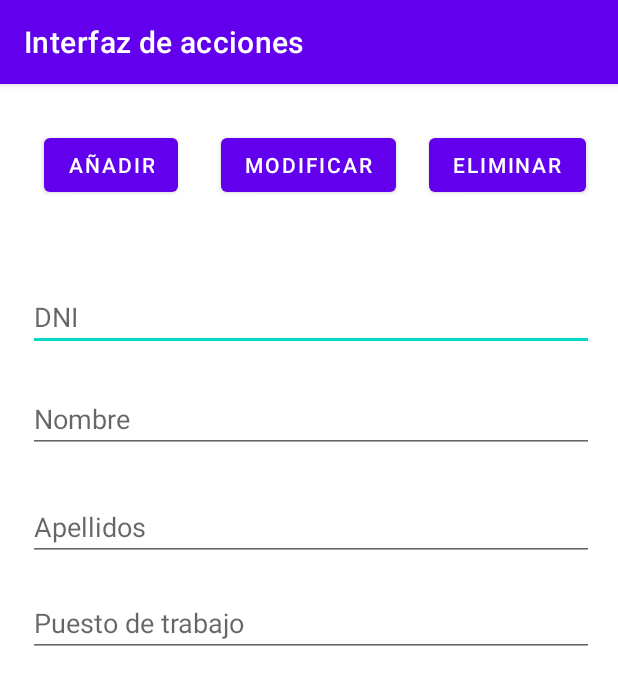
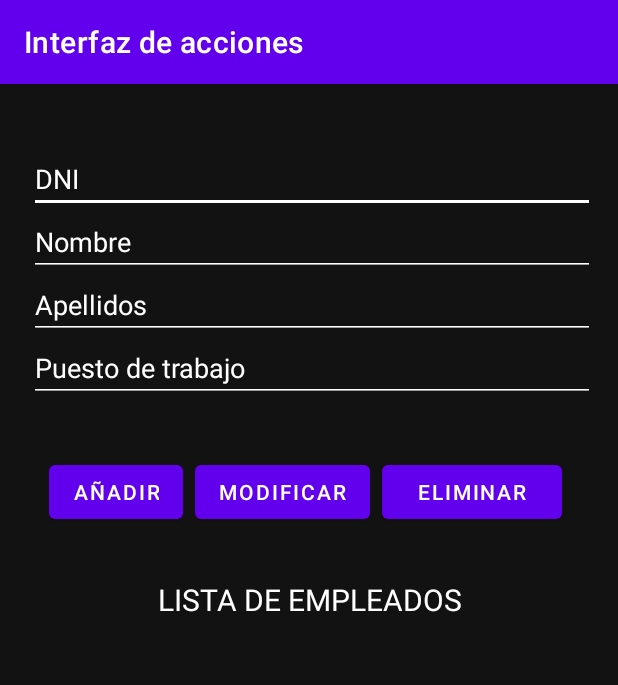
Before and after one commit to anmechavez/ProyectoGrupal, an Android app: the Interfaz screen opened directly, with no data from a screen before it, after a tap on "ELIMINAR", on a phone screen of 412 x 824 dp. Shown: the top 685 px of the screen. Run offline under Robolectric (Android 15) with nearby library versions, the phone set to English and light mode, and no system bars; 2 other taps on this screen came first.

Commit message:
BBDD + Login + Interfaz Modo Oscuro + Borrar Empleado por DNI

```diff
--- a/app/src/main/java/com/example/pruebabbdd/Interfaz.java
+++ b/app/src/main/java/com/example/pruebabbdd/Interfaz.java
@@ -124,10 +124,10 @@ public class Interfaz extends AppCompatActivity {
     }
 
     private void eliminarEmpleado() {
-        String nombre = nombreEditText.getText().toString();
+        String dni = dniEditText.getText().toString();
 
-        String selection = EmpleadoContract.EmpleadoEntry.COLUMN_NOMBRE + " LIKE ?";
-        String[] selectionArgs = { nombre };
+        String selection = EmpleadoContract.EmpleadoEntry.COLUMN_DNI + " LIKE ?";
+        String[] selectionArgs = { dni };
 
         int deletedRows = db.delete(EmpleadoContract.EmpleadoEntry.TABLE_NAME, selection, selectionArgs);
 
--- a/app/src/main/res/layout/activity_interfaz.xml
+++ b/app/src/main/res/layout/activity_interfaz.xml
@@ -4,101 +4,125 @@
     xmlns:tools="http://schemas.android.com/tools"
     android:layout_width="match_parent"
     android:layout_height="match_parent"
-    tools:context=".Interfaz">
+    tools:context=".Interfaz"
+    android:background="#121212"
+    >
+
 
     <TextView
         android:id="@+id/empleadosTextView"
+        android:textColor="#FFFFFF"
         android:layout_width="wrap_content"
         android:layout_height="wrap_content"
+        android:layout_marginBottom="220dp"
         app:layout_constraintBottom_toBottomOf="parent"
         app:layout_constraintEnd_toEndOf="parent"
         app:layout_constraintHorizontal_bias="0.498"
         app:layout_constraintStart_toStartOf="parent"
-        app:layout_constraintTop_toBottomOf="@+id/puestoEditText"
-        app:layout_constraintVertical_bias="0.087" />
+        app:layout_constraintTop_toBottomOf="@+id/tituloListEmp"
+        app:layout_constraintVertical_bias="0.181" />
+
+    <TextView
+        android:id="@+id/tituloListEmp"
+        android:textColor="#FFFFFF"
+        android:layout_width="262dp"
+        android:layout_height="37dp"
+        android:layout_marginTop="28dp"
+        android:text="LISTA DE EMPLEADOS"
+        android:textAlignment="center"
+        android:textSize="20sp"
+        app:layout_constraintEnd_toEndOf="parent"
+        app:layout_constraintStart_toStartOf="parent"
+        app:layout_constraintTop_toBottomOf="@+id/linearLayout2" />
+
+    <LinearLayout
+        android:id="@+id/linearLayout"
+        android:textColor="#FFFFFF"
+        android:layout_width="377dp"
+        android:layout_height="172dp"
+        android:layout_marginTop="44dp"
+        android:orientation="vertical"
+        app:layout_constraintEnd_toEndOf="parent"
+        app:layout_constraintHorizontal_bias="0.558"
+        app:layout_constraintStart_toStartOf="parent"
+        app:layout_constraintTop_toTopOf="parent">
 
         <EditText
             android:id="@+id/dniEditText"
+            android:textColor="#FFFFFF"
+            android:textColorHint="@color/white"
+            android:backgroundTint="@android:color/white"
             android:layout_width="377dp"
             android:layout_height="42dp"
-        android:layout_marginBottom="532dp"
-        android:hint="DNI"
-        app:layout_constraintBottom_toBottomOf="parent"
-        app:layout_constraintEnd_toEndOf="parent"
-        app:layout_constraintHorizontal_bias="0.529"
-        app:layout_constraintStart_toStartOf="parent"
-        app:layout_constraintTop_toBottomOf="@+id/actualizarEmpleadoButton" />
+            android:hint="DNI" />
 
         <EditText
             android:id="@+id/nombreEditText"
+            android:textColorHint="@color/white"
+            android:backgroundTint="@android:color/white"
+            android:textColor="#FFFFFF"
             android:layout_width="377dp"
             android:layout_height="42dp"
-        android:layout_marginBottom="496dp"
-        android:hint="Nombre"
-        app:layout_constraintBottom_toBottomOf="parent"
-        app:layout_constraintEnd_toEndOf="parent"
-        app:layout_constraintHorizontal_bias="0.529"
-        app:layout_constraintStart_toStartOf="parent"
-        app:layout_constraintTop_toBottomOf="@+id/dniEditText" />
+            android:hint="Nombre" />
+
+        <EditText
+            android:id="@+id/apellidoEditText"
+            android:textColorHint="@color/white"
+            android:textColor="#FFFFFF"
+            android:layout_width="377dp"
+            android:layout_height="42dp"
+            android:hint="Apellidos"
+            android:backgroundTint="@android:color/white"
+            />
+
 
         <EditText
             android:id="@+id/puestoEditText"
+            android:textColorHint="@color/white"
+            android:backgroundTint="@android:color/white"
+            android:textColor="#FFFFFF"
             android:layout_width="377dp"
             android:layout_height="42dp"
-        android:layout_marginBottom="356dp"
-        android:hint="Puesto de trabajo"
-        app:layout_constraintBottom_toBottomOf="parent"
+            android:hint="Puesto de trabajo" />
+    </LinearLayout>
+
+    <LinearLayout
+        android:id="@+id/linearLayout2"
+        android:textColor="#FFFFFF"
+        android:layout_width="347dp"
+        android:layout_height="54dp"
+        android:layout_marginTop="32dp"
+        android:orientation="horizontal"
         app:layout_constraintEnd_toEndOf="parent"
-        app:layout_constraintHorizontal_bias="0.529"
         app:layout_constraintStart_toStartOf="parent"
-        app:layout_constraintTop_toBottomOf="@+id/apellidoEditText"
-        app:layout_constraintVertical_bias="0.425" />
+        app:layout_constraintTop_toBottomOf="@+id/linearLayout">
 
-    <EditText
-        android:id="@+id/apellidoEditText"
-        android:layout_width="377dp"
-        android:layout_height="42dp"
-        android:layout_marginBottom="420dp"
-        android:hint="Apellidos"
-        app:layout_constraintBottom_toBottomOf="parent"
-        app:layout_constraintEnd_toEndOf="parent"
-        app:layout_constraintHorizontal_bias="0.529"
-        app:layout_constraintStart_toStartOf="parent"
-        app:layout_constraintTop_toBottomOf="@+id/nombreEditText" />
+        <Button
+            android:id="@+id/agregarEmpleadoButton"
+            android:textColor="#FFFFFF"
+            android:layout_width="wrap_content"
+            android:layout_height="wrap_content"
+            android:layout_marginEnd="8dp"
+            android:text="Añadir" />
+        />
 
         <Button
             android:id="@+id/actualizarEmpleadoButton"
+            android:textColor="#FFFFFF"
             android:layout_width="wrap_content"
             android:layout_height="wrap_content"
-        android:text="Modificar"
-        app:layout_constraintBottom_toBottomOf="parent"
-        app:layout_constraintEnd_toEndOf="parent"
-        app:layout_constraintHorizontal_bias="0.498"
-        app:layout_constraintStart_toStartOf="parent"
-        app:layout_constraintTop_toTopOf="parent"
-        app:layout_constraintVertical_bias="0.042" />
-
-    <Button
-        android:id="@+id/agregarEmpleadoButton"
-        android:layout_width="wrap_content"
-        android:layout_height="wrap_content"
-        android:text="Añadir"
-        app:layout_constraintBottom_toBottomOf="@+id/actualizarEmpleadoButton"
-        app:layout_constraintEnd_toStartOf="@+id/actualizarEmpleadoButton"
-        app:layout_constraintStart_toStartOf="parent"
-        app:layout_constraintTop_toTopOf="@+id/actualizarEmpleadoButton"
-        app:layout_constraintVertical_bias="0.0" />
+            android:layout_marginEnd="8dp"
+            android:text="Modificar" />
 
         <Button
             android:id="@+id/eliminarEmpleadoButton"
-        android:layout_width="wrap_content"
+            android:textColor="#FFFFFF"
+            android:layout_width="120dp"
             android:layout_height="wrap_content"
-        android:text="Eliminar"
-        app:layout_constraintBottom_toBottomOf="@+id/actualizarEmpleadoButton"
-        app:layout_constraintEnd_toEndOf="parent"
-        app:layout_constraintHorizontal_bias="0.507"
-        app:layout_constraintStart_toEndOf="@+id/actualizarEmpleadoButton"
-        app:layout_constraintTop_toTopOf="@+id/actualizarEmpleadoButton"
-        app:layout_constraintVertical_bias="0.0" />
+            android:text="Eliminar" /><![CDATA[
+            />
+
+        ]]>
+    </LinearLayout>
 
 </androidx.constraintlayout.widget.ConstraintLayout>
--- a/app/src/main/res/layout/activity_main.xml
+++ b/app/src/main/res/layout/activity_main.xml
@@ -4,6 +4,7 @@
     xmlns:tools="http://schemas.android.com/tools"
     android:layout_width="match_parent"
     android:layout_height="match_parent"
+    android:background="#121212"
     tools:context=".MainActivity">
 
 
@@ -13,16 +14,23 @@
         android:layout_height="wrap_content"
         android:layout_marginStart="160dp"
         android:layout_marginTop="40dp"
+        android:layout_marginEnd="163dp"
         android:text="Log in"
+        android:textColor="#FFFFFF"
+        app:layout_constraintEnd_toEndOf="parent"
         app:layout_constraintStart_toStartOf="parent"
         app:layout_constraintTop_toBottomOf="@+id/etpass" />
 
     <ImageView
         android:id="@+id/imageView"
-        android:layout_width="100dp"
-        android:layout_height="100dp"
-        android:layout_marginStart="141dp"
-        android:layout_marginTop="146dp"
+        android:layout_width="150dp"
+        android:layout_height="150dp"
+        android:layout_marginStart="130dp"
+        android:layout_marginTop="140dp"
+        android:layout_marginEnd="131dp"
+        android:textColor="#FFFFFF"
+        app:layout_constraintEnd_toEndOf="parent"
+        app:layout_constraintHorizontal_bias="0.0"
         app:layout_constraintStart_toStartOf="parent"
         app:layout_constraintTop_toTopOf="parent"
         tools:srcCompat="@tools:sample/avatars" />
@@ -33,9 +41,14 @@
         android:layout_height="wrap_content"
         android:layout_marginStart="100dp"
         android:layout_marginTop="51dp"
+        android:layout_marginEnd="101dp"
+        android:backgroundTint="@android:color/white"
         android:ems="10"
         android:hint="Username"
         android:inputType="textPersonName"
+        android:textColor="#FFFFFF"
+        android:textColorHint="@color/white"
+        app:layout_constraintEnd_toEndOf="parent"
         app:layout_constraintStart_toStartOf="parent"
         app:layout_constraintTop_toBottomOf="@+id/imageView" />
 
@@ -45,10 +58,15 @@
         android:layout_height="wrap_content"
         android:layout_marginStart="100dp"
         android:layout_marginTop="36dp"
+        android:layout_marginEnd="101dp"
+        android:backgroundTint="@android:color/white"
         android:contentDescription="Password"
         android:ems="10"
         android:hint="Password"
         android:inputType="textPassword"
+        android:textColor="#FFFFFF"
+        android:textColorHint="@color/white"
+        app:layout_constraintEnd_toEndOf="parent"
         app:layout_constraintStart_toStartOf="parent"
         app:layout_constraintTop_toBottomOf="@+id/etuser" />
 
```
Lines whose indentation alone changed are shown as unchanged.
